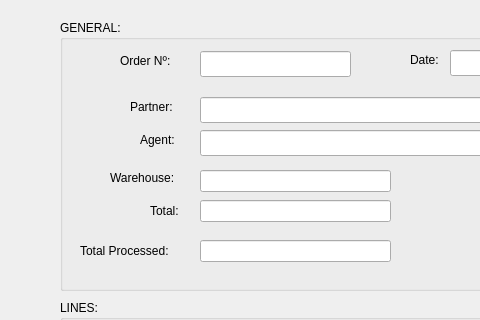
This is uis/order_form.ui in andrei219/euromedia as Qt 5 draws it before an edit; both pictures show x 0 to 480 and y 0 to 320 of the 776 by 830 pixel window. The edited form follows.
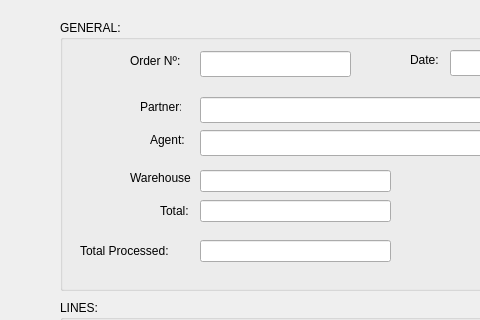
This is the edited form. Icons and pictures are not drawn.

```diff
--- a/uis/order_form.ui
+++ b/uis/order_form.ui
@@ -184,7 +184,7 @@
    <widget class="QLabel" name="label">
     <property name="geometry">
      <rect>
-      <x>90</x>
+      <x>100</x>
       <y>180</y>
       <width>41</width>
       <height>21</height>
@@ -197,7 +197,7 @@
    <widget class="QLabel" name="Label4">
     <property name="geometry">
      <rect>
-      <x>80</x>
+      <x>90</x>
       <y>110</y>
       <width>59</width>
       <height>20</height>
@@ -213,9 +213,9 @@
    <widget class="QLabel" name="Label5">
     <property name="geometry">
      <rect>
-      <x>50</x>
+      <x>70</x>
       <y>150</y>
-      <width>81</width>
+      <width>61</width>
       <height>16</height>
      </rect>
     </property>
@@ -258,9 +258,9 @@
    <widget class="QLabel" name="Label3">
     <property name="geometry">
      <rect>
-      <x>70</x>
+      <x>80</x>
       <y>77</y>
-      <width>61</width>
+      <width>41</width>
       <height>20</height>
      </rect>
     </property>
@@ -335,7 +335,7 @@
    <widget class="QLabel" name="Label1">
     <property name="geometry">
      <rect>
-      <x>60</x>
+      <x>70</x>
       <y>31</y>
       <width>71</width>
       <height>20</height>
```
Left out of the diff: 4 changed lines with no effect on the pictures.
